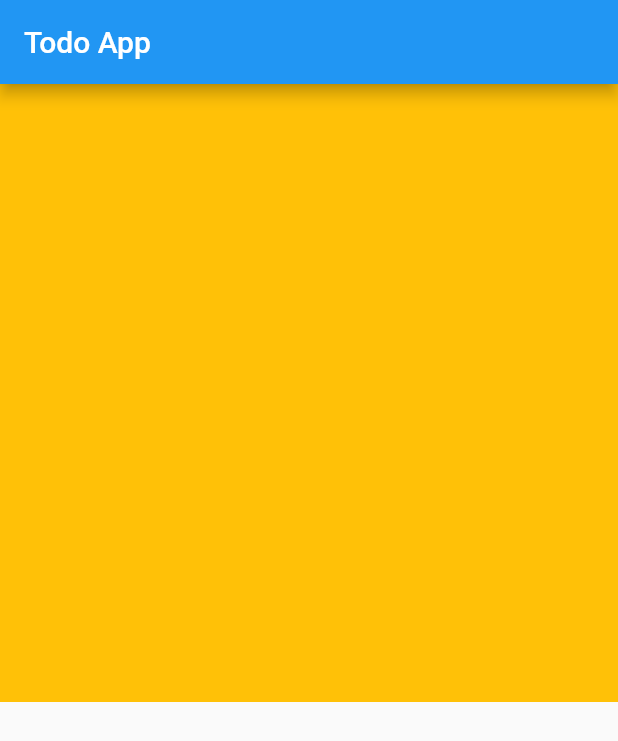
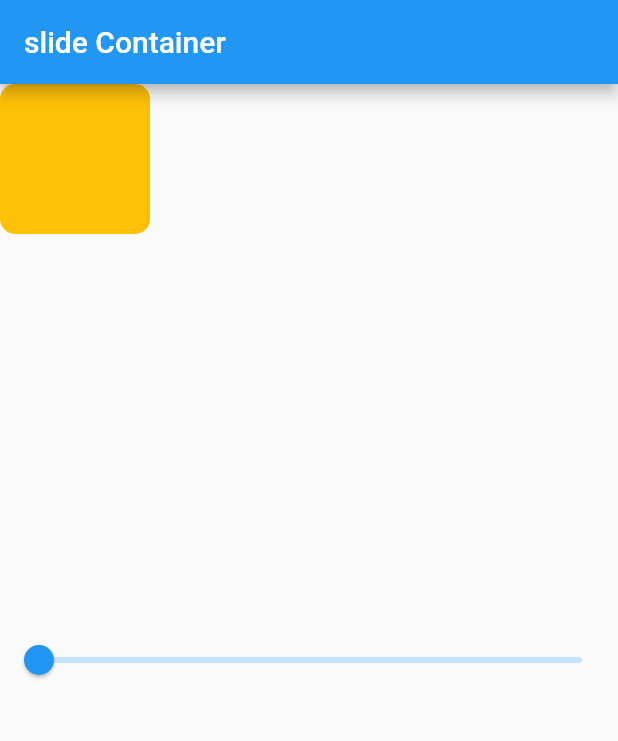
Before and after one commit to 123Vind/Todo-App, a Flutter app: the screen it shows after launch, on a phone screen of 412 x 824 dp. Shown: the top 741 px of the screen. Run offline on Flutter 3.47's test engine with Material 2 defaults, Android fonts, the phone set to English and light mode, and no system bars.

Commit message:
slider position change with container

```diff
--- a/lib/main.dart
+++ b/lib/main.dart
@@ -11,19 +11,6 @@ class MyApp extends StatelessWidget {
   @override
   Widget build(BuildContext context) {
     return MaterialApp(
-      title: 'Flutter Demo',
-      theme: ThemeData(
-        // This is the theme of your application.
-        //
-        // Try running your application with "flutter run". You'll see the
-        // application has a blue toolbar. Then, without quitting the app, try
-        // changing the primarySwatch below to Colors.green and then invoke
-        // "hot reload" (press "r" in the console where you ran "flutter run",
-        // or simply save your changes to "hot reload" in a Flutter IDE).
-        // Notice that the counter didn't reset back to zero; the application
-        // is not restarted.
-        primarySwatch: Colors.blue,
-      ),
       home: const HomePage(),
     );
   }
@@ -37,42 +24,55 @@ class HomePage extends StatefulWidget {
 }
 
 class _HomePageState extends State<HomePage> {
+  double posit = 0.0;
   @override
   Widget build(BuildContext context) {
     return Scaffold(
       appBar: AppBar(
-        title: const Text('Todo App'),
+        title: Text('slide Container'),
       ),
-      body: GridView(
-        gridDelegate:
-            const SliverGridDelegateWithFixedCrossAxisCount(crossAxisCount: 2),
-        children: const [
-          _boxcard(),
-          _boxcard(),
-          _boxcard(),
-          _boxcard(),
-        ],
+      body: SafeArea(
+        child: Container(
+          child: Stack(
+            children: [
+              Slider(
+                value: posit,
+                max: 100,
+                divisions: 100,
+                label: posit.round().toString(),
+                onChanged: (double value) {
+                  setState(() {
+                    posit = value;
+                  });
+                },
+              ),
+              Positioned(
+                left: posit * 8,
+                child: cardCon(),
+              ),
+            ],
+          ),
+        ),
       ),
     );
   }
 }
 
-// ignore: camel_case_types
-class _boxcard extends StatefulWidget {
-  const _boxcard({Key? key}) : super(key: key);
+class cardCon extends StatefulWidget {
+  const cardCon({Key? key}) : super(key: key);
 
   @override
-  State<_boxcard> createState() => __boxcardState();
+  State<cardCon> createState() => _cardConState();
 }
 
-// ignore: camel_case_types
-class __boxcardState extends State<_boxcard> {
+class _cardConState extends State<cardCon> {
   @override
   Widget build(BuildContext context) {
     return Container(
-      height: 200,
-      width: 200,
-      color: Colors.amber,
+      height: 100,
+      width: 100,
+      decoration: BoxDecoration(
+          color: Colors.amber, borderRadius: BorderRadius.circular(10)),
     );
   }
 }
```
